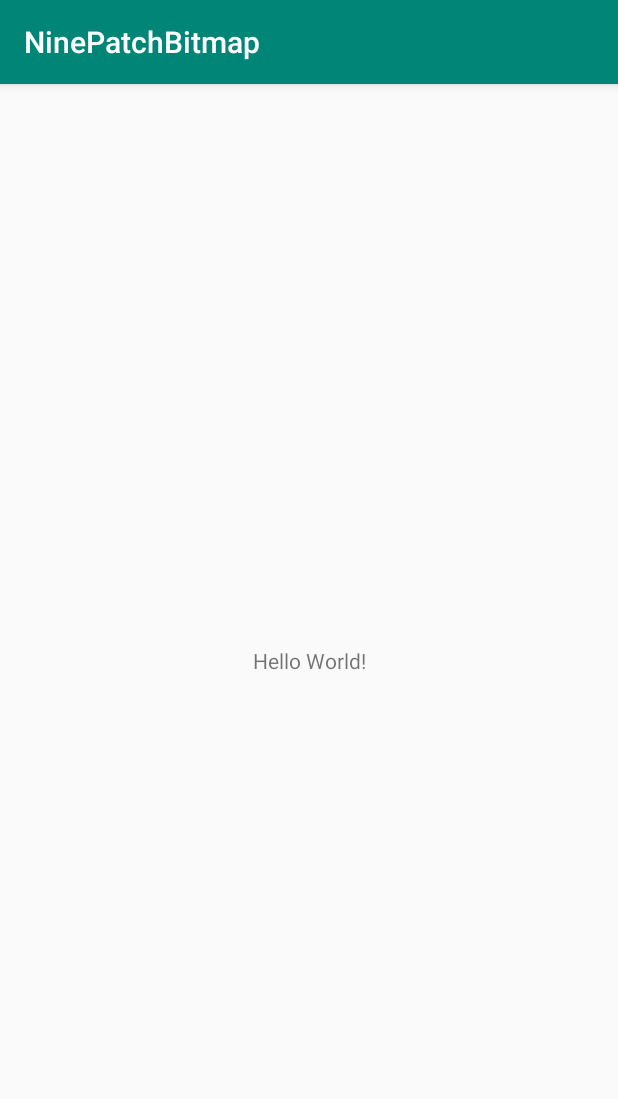
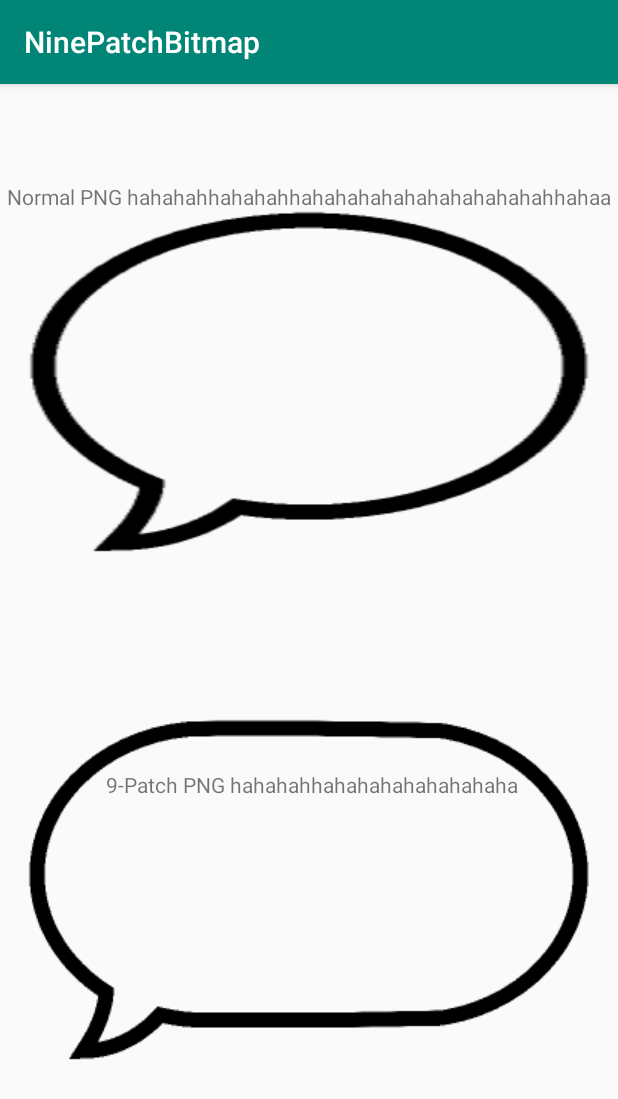
Before and after one commit to hanselgunawan/nine-patch-bitmap, an Android app: the screen it shows after launch (MainActivity), on a phone screen of 412 x 824 dp. Shown: the top 1099 px of the screen. Run offline under Robolectric (Android 15) with nearby library versions, the phone set to English and light mode, and no system bars.

Commit message:
added 9-patch png

```diff
--- a/app/src/main/res/layout/activity_main.xml
+++ b/app/src/main/res/layout/activity_main.xml
@@ -7,12 +7,27 @@
     tools:context=".MainActivity">
 
     <TextView
+        android:id="@+id/textView"
         android:layout_width="wrap_content"
         android:layout_height="wrap_content"
-        android:text="Hello World!"
+        android:background="@drawable/bubble"
+        android:text="Normal PNG hahahahhahahahhahahahahahahahahahahahhahaa"
+        app:layout_constraintBottom_toTopOf="@+id/textView2"
+        app:layout_constraintEnd_toEndOf="parent"
+        app:layout_constraintStart_toStartOf="parent"
+        app:layout_constraintTop_toTopOf="parent"
+        app:layout_constraintVertical_bias="0.44" />
+
+    <TextView
+        android:id="@+id/textView2"
+        android:layout_width="wrap_content"
+        android:layout_height="wrap_content"
+        android:layout_marginBottom="108dp"
+        android:background="@drawable/bubble2"
+        android:text="9-Patch PNG hahahahhahahahahahahahaha"
         app:layout_constraintBottom_toBottomOf="parent"
-        app:layout_constraintLeft_toLeftOf="parent"
-        app:layout_constraintRight_toRightOf="parent"
-        app:layout_constraintTop_toTopOf="parent" />
+        app:layout_constraintEnd_toEndOf="parent"
+        app:layout_constraintHorizontal_bias="0.496"
+        app:layout_constraintStart_toStartOf="parent" />
 
 </androidx.constraintlayout.widget.ConstraintLayout>
```
Also changed, not shown: app/src/main/res/drawable/bubble.png (added), app/src/main/res/drawable/bubble2.9.png (added).
